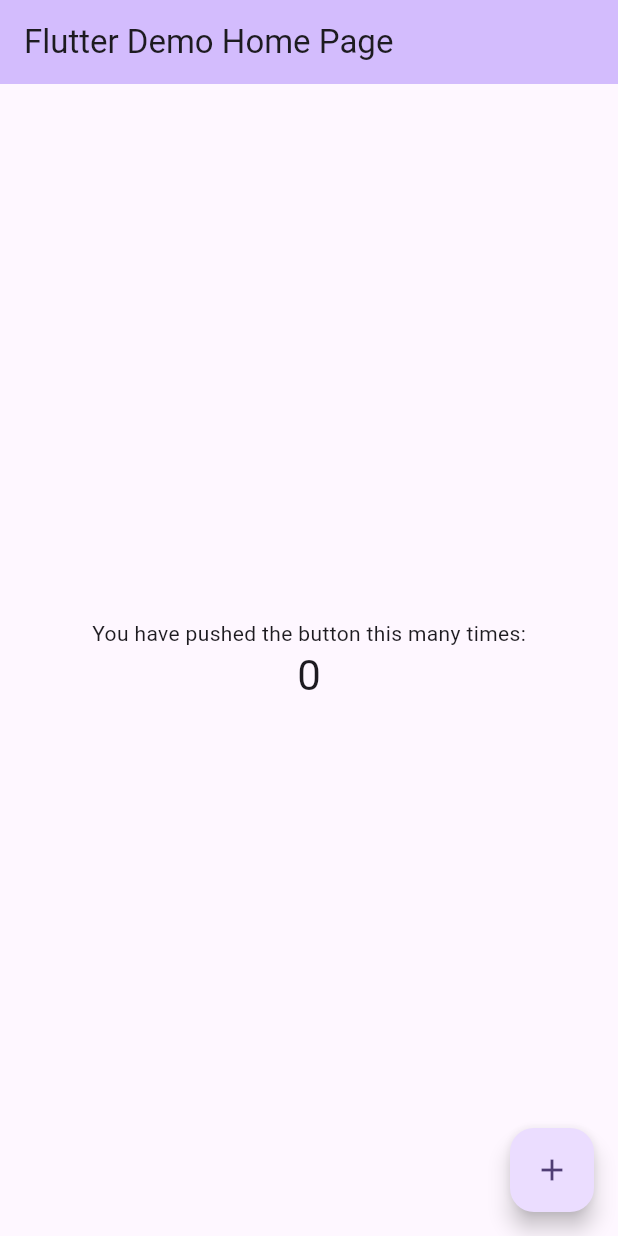
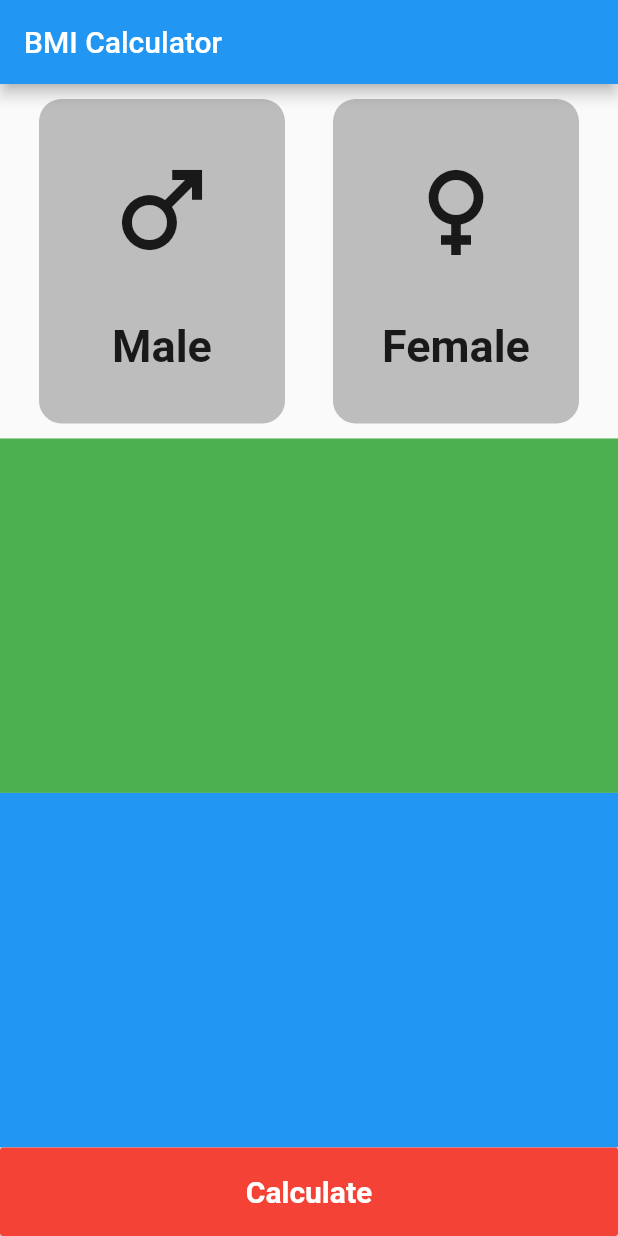
Before and after one commit to Youssef-Remah/BMI_Calculator, a Flutter app: the screen it shows after launch, on a phone screen of 412 x 824 dp. Run offline on Flutter 3.47's test engine with Material 2 defaults, Android fonts, the phone set to English and light mode, and no system bars.

Commit message:
Added gender selection buttons

```diff
--- /dev/null
+++ b/lib/bmi_screen.dart
@@ -0,0 +1,116 @@
+import 'package:flutter/material.dart';
+
+class BmiScreen extends StatefulWidget {
+  const BmiScreen({super.key});
+
+  @override
+  State<BmiScreen> createState() => _BmiScreenState();
+}
+
+class _BmiScreenState extends State<BmiScreen> {
+  @override
+  Widget build(BuildContext context) {
+    return Scaffold(
+      appBar: AppBar(
+        title: Text('BMI Calculator'),
+      ),
+      body: Column(
+        children: [
+          //First Section (Gender Buttons)
+          GenderSelection(),
+
+          Expanded(
+            flex: 4,
+            child: Container(
+              color: Colors.green,
+            ),
+          ),
+          Expanded(
+            flex: 4,
+            child: Container(
+              color: Colors.blue,
+            ),
+          ),
+          Expanded(
+            child: MaterialButton(
+              color: Colors.red,
+              minWidth: double.infinity,
+              onPressed: () {},
+              child: Text(
+                'Calculate',
+                style: TextStyle(
+                    color: Colors.white,
+                    fontWeight: FontWeight.bold,
+                    fontSize: 20.0),
+              ),
+            ),
+          ),
+        ],
+      ),
+    );
+  }
+
+  Widget GenderSelection() {
+    return Expanded(
+        flex: 4,
+        child: Padding(
+          padding: const EdgeInsets.all(10.0),
+          child: Row(
+            children: [
+              Expanded(
+                child: MaterialButton(
+                  onPressed: () {},
+                  child: Container(
+                    decoration: BoxDecoration(
+                      color: Colors.grey[400],
+                      borderRadius: BorderRadius.circular(15.0),
+                    ),
+                    width: double.infinity,
+                    child: Column(
+                      mainAxisAlignment: MainAxisAlignment.spaceEvenly,
+                      children: [
+                        Icon(
+                          Icons.male,
+                          size: 80.0,
+                        ),
+                        Text(
+                          'Male',
+                          style: TextStyle(
+                              fontSize: 30.0, fontWeight: FontWeight.bold),
+                        )
+                      ],
+                    ),
+                  ),
+                ),
+              ),
+              Expanded(
+                child: MaterialButton(
+                  onPressed: () {},
+                  child: Container(
+                    decoration: BoxDecoration(
+                      color: Colors.grey[400],
+                      borderRadius: BorderRadius.circular(15.0),
+                    ),
+                    width: double.infinity,
+                    child: Column(
+                      mainAxisAlignment: MainAxisAlignment.spaceEvenly,
+                      children: [
+                        Icon(
+                          Icons.female,
+                          size: 80.0,
+                        ),
+                        Text(
+                          'Female',
+                          style: TextStyle(
+                              fontSize: 30.0, fontWeight: FontWeight.bold),
+                        )
+                      ],
+                    ),
+                  ),
+                ),
+              ),
+            ],
+          ),
+        ));
+  }
+}
--- a/lib/main.dart
+++ b/lib/main.dart
@@ -1,3 +1,4 @@
+import 'package:bmi_calculator/bmi_screen.dart';
 import 'package:flutter/material.dart';
 
 void main() {
@@ -11,115 +12,8 @@ class MyApp extends StatelessWidget {
   @override
   Widget build(BuildContext context) {
     return MaterialApp(
-      title: 'Flutter Demo',
-      theme: ThemeData(
-        // This is the theme of your application.
-        //
-        // TRY THIS: Try running your application with "flutter run". You'll see
-        // the application has a blue toolbar. Then, without quitting the app,
-        // try changing the seedColor in the colorScheme below to Colors.green
-        // and then invoke "hot reload" (save your changes or press the "hot
-        // reload" button in a Flutter-supported IDE, or press "r" if you used
-        // the command line to start the app).
-        //
-        // Notice that the counter didn't reset back to zero; the application
-        // state is not lost during the reload. To reset the state, use hot
-        // restart instead.
-        //
-        // This works for code too, not just values: Most code changes can be
-        // tested with just a hot reload.
-        colorScheme: ColorScheme.fromSeed(seedColor: Colors.deepPurple),
-        useMaterial3: true,
-      ),
-      home: const MyHomePage(title: 'Flutter Demo Home Page'),
+      home: BmiScreen(),
+      debugShowCheckedModeBanner: false,
     );
   }
 }
-
-class MyHomePage extends StatefulWidget {
-  const MyHomePage({super.key, required this.title});
-
-  // This widget is the home page of your application. It is stateful, meaning
-  // that it has a State object (defined below) that contains fields that affect
-  // how it looks.
-
-  // This class is the configuration for the state. It holds the values (in this
-  // case the title) provided by the parent (in this case the App widget) and
-  // used by the build method of the State. Fields in a Widget subclass are
-  // always marked "final".
-
-  final String title;
-
-  @override
-  State<MyHomePage> createState() => _MyHomePageState();
-}
-
-class _MyHomePageState extends State<MyHomePage> {
-  int _counter = 0;
-
-  void _incrementCounter() {
-    setState(() {
-      // This call to setState tells the Flutter framework that something has
-      // changed in this State, which causes it to rerun the build method below
-      // so that the display can reflect the updated values. If we changed
-      // _counter without calling setState(), then the build method would not be
-      // called again, and so nothing would appear to happen.
-      _counter++;
-    });
-  }
-
-  @override
-  Widget build(BuildContext context) {
-    // This method is rerun every time setState is called, for instance as done
-    // by the _incrementCounter method above.
-    //
-    // The Flutter framework has been optimized to make rerunning build methods
-    // fast, so that you can just rebuild anything that needs updating rather
-    // than having to individually change instances of widgets.
-    return Scaffold(
-      appBar: AppBar(
-        // TRY THIS: Try changing the color here to a specific color (to
-        // Colors.amber, perhaps?) and trigger a hot reload to see the AppBar
-        // change color while the other colors stay the same.
-        backgroundColor: Theme.of(context).colorScheme.inversePrimary,
-        // Here we take the value from the MyHomePage object that was created by
-        // the App.build method, and use it to set our appbar title.
-        title: Text(widget.title),
-      ),
-      body: Center(
-        // Center is a layout widget. It takes a single child and positions it
-        // in the middle of the parent.
-        child: Column(
-          // Column is also a layout widget. It takes a list of children and
-          // arranges them vertically. By default, it sizes itself to fit its
-          // children horizontally, and tries to be as tall as its parent.
-          //
-          // Column has various properties to control how it sizes itself and
-          // how it positions its children. Here we use mainAxisAlignment to
-          // center the children vertically; the main axis here is the vertical
-          // axis because Columns are vertical (the cross axis would be
-          // horizontal).
-          //
-          // TRY THIS: Invoke "debug painting" (choose the "Toggle Debug Paint"
-          // action in the IDE, or press "p" in the console), to see the
-          // wireframe for each widget.
-          mainAxisAlignment: MainAxisAlignment.center,
-          children: <Widget>[
-            const Text(
-              'You have pushed the button this many times:',
-            ),
-            Text(
-              '$_counter',
-              style: Theme.of(context).textTheme.headlineMedium,
-            ),
-          ],
-        ),
-      ),
-      floatingActionButton: FloatingActionButton(
-        onPressed: _incrementCounter,
-        tooltip: 'Increment',
-        child: const Icon(Icons.add),
-      ), // This trailing comma makes auto-formatting nicer for build methods.
-    );
-  }
-}
```
